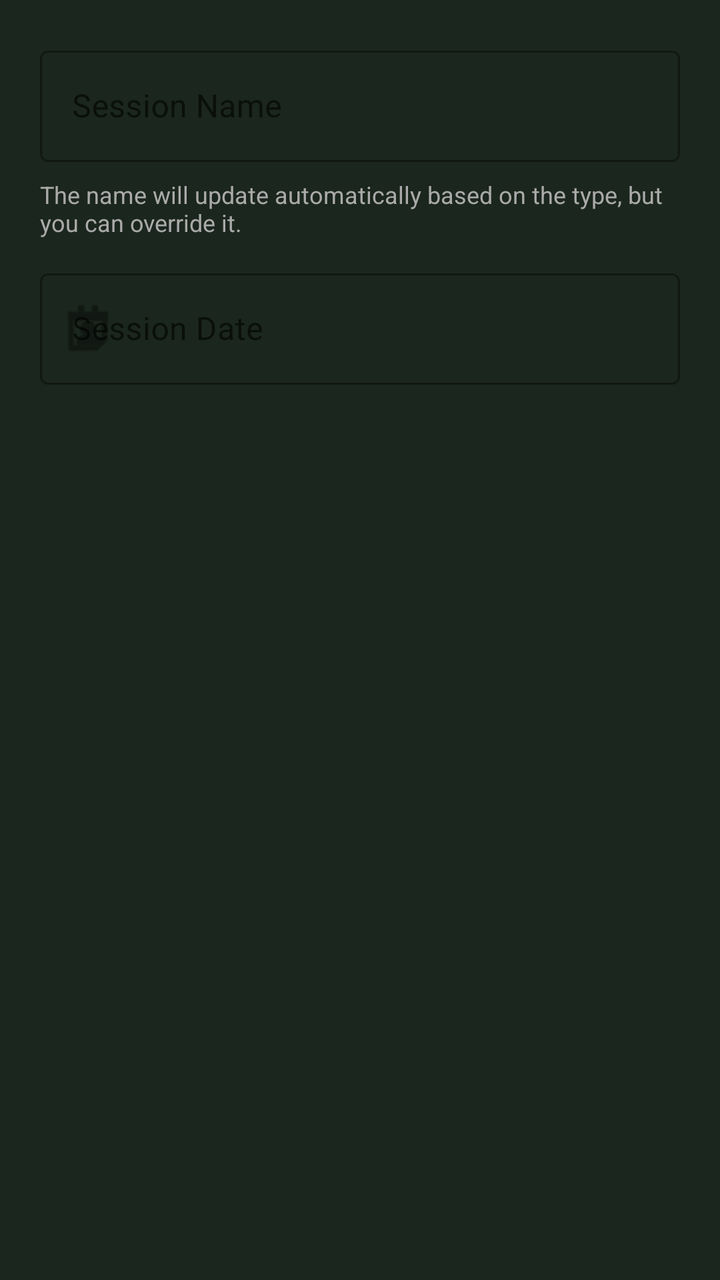
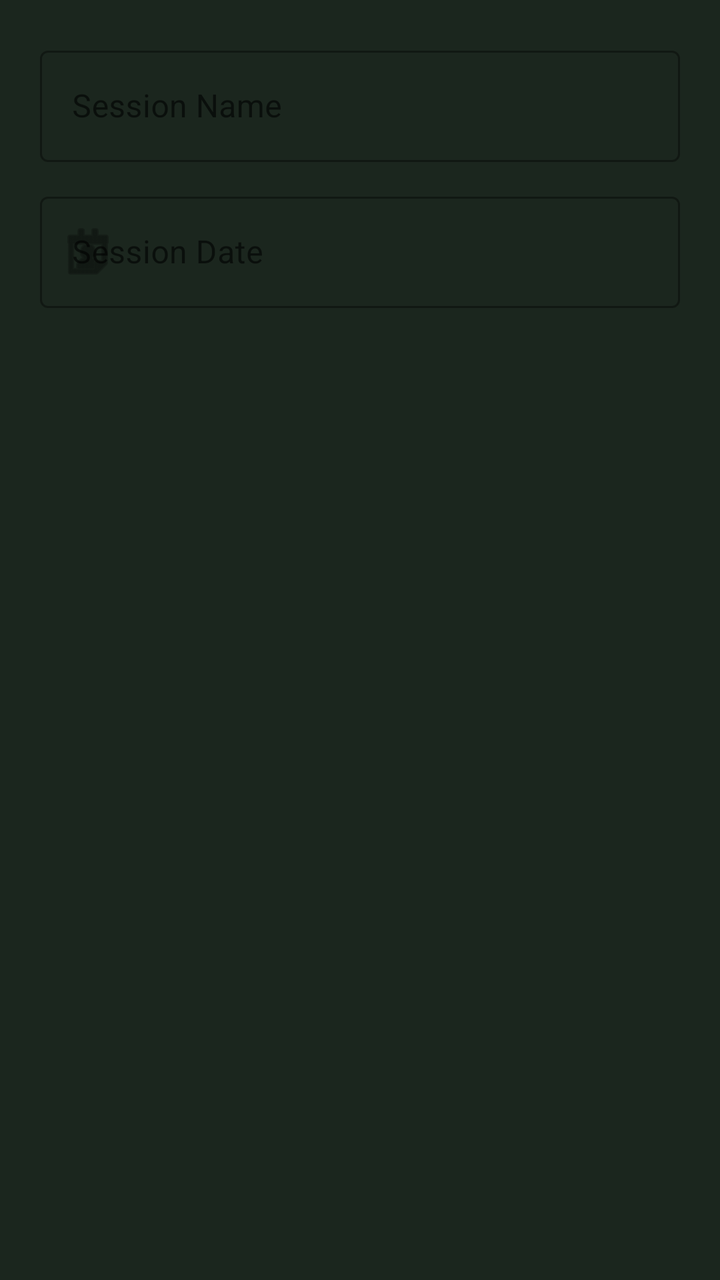

Two renders of the same Android screen: before a commit and after it. Below are the layout's source before the change and the commit's diff.
<!-- AndroidManifest.xml: application theme Theme.Presensor -->
<!-- res/layout/dialog_create_session.xml -->
<?xml version="1.0" encoding="utf-8"?>
<LinearLayout xmlns:android="http://schemas.android.com/apk/res/android"
    xmlns:app="http://schemas.android.com/apk/res-auto"
    android:layout_width="match_parent"
    android:layout_height="wrap_content"
    android:orientation="vertical"
    android:padding="20dp">


    <com.google.android.material.textfield.TextInputLayout
        android:layout_width="match_parent"
        android:layout_height="wrap_content"
        android:hint="Session Name"
        style="@style/Widget.MaterialComponents.TextInputLayout.OutlinedBox">

        <com.google.android.material.textfield.TextInputEditText
            android:id="@+id/edtSessionName"
            android:layout_width="match_parent"
            android:layout_height="wrap_content"
            android:inputType="textCapSentences"
            android:singleLine="true" />
    </com.google.android.material.textfield.TextInputLayout>



    <TextView
        android:layout_width="match_parent"
        android:layout_height="wrap_content"
        android:layout_marginTop="8dp"
        android:text="The name will update automatically based on the type, but you can override it."
        android:textSize="12sp"
        android:textColor="@android:color/darker_gray" />
    
    <com.google.android.material.textfield.TextInputLayout
        android:id="@+id/tilSessionDate"
        android:layout_width="match_parent"
        android:layout_height="wrap_content"
        android:layout_marginTop="12dp"
        android:hint="Session Date"
        style="@style/Widget.MaterialComponents.TextInputLayout.OutlinedBox"
        app:startIconDrawable="@android:drawable/ic_menu_my_calendar">

        <com.google.android.material.textfield.TextInputEditText
            android:id="@+id/edtSessionDate"
            android:layout_width="match_parent"
            android:layout_height="wrap_content"
            android:focusable="false"
            android:clickable="true"
            android:inputType="none" />
    </com.google.android.material.textfield.TextInputLayout>

</LinearLayout>
<!-- resources referenced by this layout -->
<resources>
  <style name="Theme.Presensor" parent="Base.Theme.Presensor" />
  <style name="Base.Theme.Presensor" parent="Theme.MaterialComponents.DayNight.NoActionBar">
          <item name="colorPrimary">@color/chalk_white</item>
          <item name="colorOnPrimary">@color/blackboard_green</item>
  
          <item name="android:windowBackground">@color/blackboard_green</item>
          <item name="colorSurface">@color/surface_dark</item>
  
          <item name="android:statusBarColor">#141D16</item>
          <item name="android:windowLightStatusBar">false</item>
          <item name="android:textColorPrimary">@color/chalk_white</item>
          <item name="android:textColorSecondary" format="color">@color/chalk_blue</item>
          <item name="timestampColor" format="color">@color/chalk_teal</item>
          <item name="actionItemColor" format="color">@color/chalk_blue</item>
          <item name="descriptiveTextColor" format="color">@color/chalk_orange</item>
          <item name="cardFrameColor" format="color">@color/blackboard_frame</item>
          <item name="cardBackgroundColor" format="color">@color/blackboard_lighter_green</item>
  
          <item name="studentSkippedClassColor" format="color">@color/chalk_red</item>
          <item name="studentAttendedClassColor" format="color">@color/chalk_green</item>
      </style>
  <color name="chalk_white">#F5F5F5</color>
  <color name="blackboard_green">#1B261E</color>
  <color name="surface_dark">#243027</color>
  <color name="chalk_blue">#81D4FA</color>
  <color name="chalk_teal">#80CBC4</color>
  <color name="chalk_orange">#FFCC80</color>
  <color name="blackboard_frame">#40FFFFFF</color>
  <color name="blackboard_lighter_green">#243228</color>
  <color name="chalk_red">#EF9A9A</color>
  <color name="chalk_green">#C5E1A5</color>
</resources>

<!-- the commit's change to res/layout/dialog_create_session.xml (unified diff, before → after) -->
@@ -11,6 +11,7 @@
         android:layout_width="match_parent"
         android:layout_height="wrap_content"
         android:hint="Session Name"
+        android:imeOptions="actionDone"
         style="@style/Widget.MaterialComponents.TextInputLayout.OutlinedBox">
 
         <com.google.android.material.textfield.TextInputEditText
@@ -22,14 +23,6 @@
     </com.google.android.material.textfield.TextInputLayout>
 
 
-
-    <TextView
-        android:layout_width="match_parent"
-        android:layout_height="wrap_content"
-        android:layout_marginTop="8dp"
-        android:text="The name will update automatically based on the type, but you can override it."
-        android:textSize="12sp"
-        android:textColor="@android:color/darker_gray" />
     
     <com.google.android.material.textfield.TextInputLayout
         android:id="@+id/tilSessionDate"
